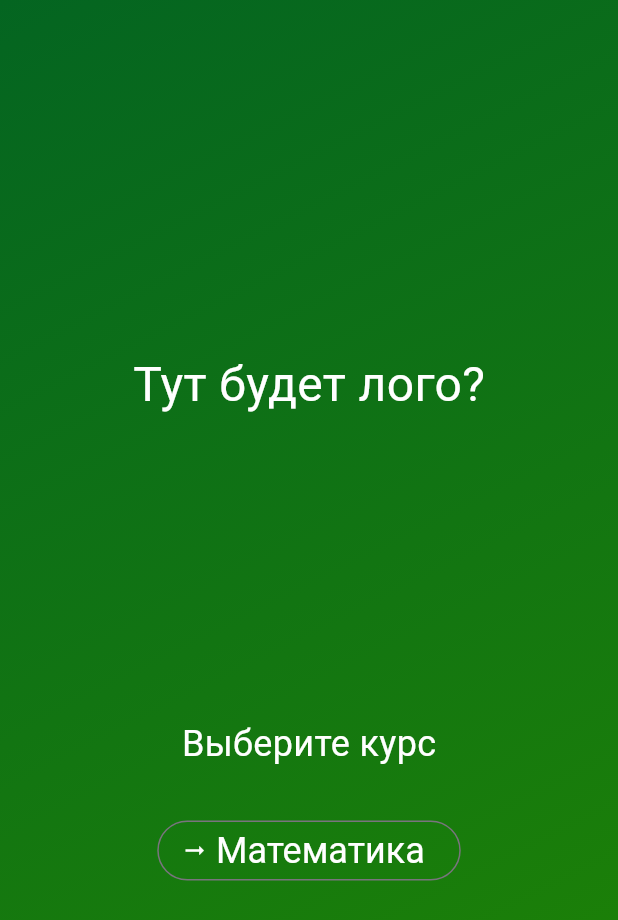
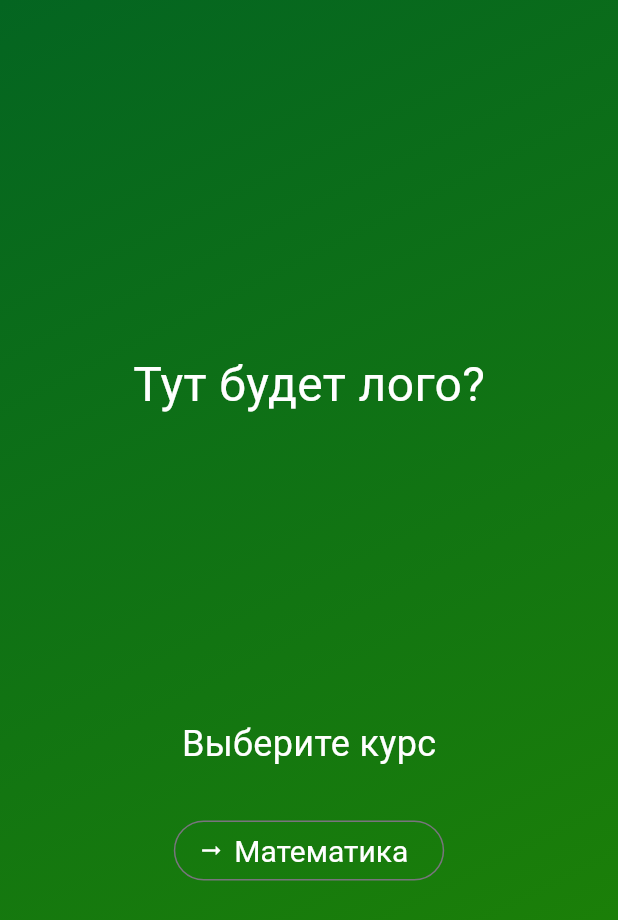
Before and after one commit to YurauMaksim/math_app, a Flutter app: the screen it shows after launch, on a phone screen of 412 x 824 dp. Shown: the top 920 px of the screen. Run offline on Flutter 3.47's test engine with Material 3 defaults, Android fonts, the phone set to English and light mode, and no system bars.

Commit message:
Divide several parts of codes into different classes

```diff
--- a/lib/data/grades.dart
+++ b/lib/data/grades_data.dart
@@ -1,4 +1,9 @@
 const grades = [
+  '2 класс',
+  '3 класс',
+  '4 класс',
+  '5 класс',
+  '6 класс',
   '7 класс',
   '8 класс',
   '9 класс',
--- /dev/null
+++ b/lib/data/subjects_data.dart
@@ -0,0 +1 @@
+const subjects = ['Математика'];
--- a/lib/main.dart
+++ b/lib/main.dart
@@ -1,6 +1,7 @@
 import 'package:flutter/material.dart';
-import 'package:math_app/screens/math.dart';
+import 'package:math_app/screens/start_screen.dart';
+import 'package:math_app/views/scaffold_app.dart';
 
 void main() {
-  runApp(const Math());
+  runApp(const ScaffoldApp(screenWidget: StartScreen()));
 }
--- a/lib/screens/math.dart
+++ b/lib/screens/math.dart
@@ -1,45 +1,45 @@
-import 'package:flutter/material.dart';
-import 'package:math_app/screens/grades_choosing_screen.dart';
-import 'package:math_app/screens/start_screen.dart';
+// import 'package:flutter/material.dart';
+// import 'package:math_app/screens/grades_choosing_screen.dart';
+// import 'package:math_app/screens/start_screen.dart';
 
-class Math extends StatefulWidget {
-  const Math({super.key});
+// class Math extends StatefulWidget {
+//   const Math({super.key});
 
-  @override
-  State<Math> createState() {
-    return _MathState();
-  }
-}
+//   @override
+//   State<Math> createState() {
+//     return _MathState();
+//   }
+// }
 
-class _MathState extends State<Math> {
-  var activeScreen = 'start-screen';
+// class _MathState extends State<Math> {
+//   var activeScreen = 'start-screen';
 
-  void switchScreen() {
-    setState(() {
-      activeScreen = 'grades-choosing';
-    });
-  }
+//   void switchScreen() {
+//     setState(() {
+//       activeScreen = 'grades-choosing';
+//     });
+//   }
 
-  @override
-  Widget build(BuildContext context) {
-    Widget screenWidget = StartScreen(switchScreen);
+//   @override
+//   Widget build(BuildContext context) {
+//     Widget screenWidget = StartScreen(switchScreen);
 
-    if (activeScreen == 'grades-choosing') {
-      screenWidget = const GradesChoosingScreen();
-    }
+//     if (activeScreen == 'grades-choosing') {
+//       screenWidget = const GradesChoosingScreen();
+//     }
 
-    return MaterialApp(
-      home: Scaffold(
-        body: Container(
-          decoration: const BoxDecoration(
-            gradient: LinearGradient(colors: [
-              Color.fromARGB(255, 4, 101, 33),
-              Color.fromARGB(255, 33, 134, 2),
-            ], begin: Alignment.topLeft, end: Alignment.bottomRight),
-          ),
-          child: screenWidget,
-        ),
-      ),
-    );
-  }
-}
+//     return MaterialApp(
+//       home: Scaffold(
+//         body: Container(
+//           decoration: const BoxDecoration(
+//             gradient: LinearGradient(colors: [
+//               Color.fromARGB(255, 4, 101, 33),
+//               Color.fromARGB(255, 33, 134, 2),
+//             ], begin: Alignment.topLeft, end: Alignment.bottomRight),
+//           ),
+//           child: screenWidget,
+//         ),
+//       ),
+//     );
+//   }
+// }
--- a/lib/screens/start_screen.dart
+++ b/lib/screens/start_screen.dart
@@ -1,10 +1,15 @@
 import 'package:flutter/material.dart';
+import 'package:math_app/data/subjects_data.dart';
+import 'package:math_app/screens/grades_choosing_screen.dart';
+import 'package:math_app/views/choose_button_icon.dart';
 
 class StartScreen extends StatelessWidget {
-  const StartScreen(this.gradesChoosing, {super.key});
-  final void Function() gradesChoosing;
+  const StartScreen({super.key});
+
   @override
   Widget build(BuildContext context) {
+    const subjectName = subjects;
+
     return Center(
       child: Column(
         mainAxisSize: MainAxisSize.min,
@@ -23,13 +28,9 @@ class StartScreen extends StatelessWidget {
           const SizedBox(
             height: 30,
           ),
-          OutlinedButton.icon(
-              onPressed: gradesChoosing,
-              style: OutlinedButton.styleFrom(
-                  foregroundColor: Colors.white,
-                  textStyle: const TextStyle(fontSize: 24)),
-              icon: const Icon(Icons.arrow_right_alt_sharp),
-              label: const Text('Математика')),
+          ...subjectName.map((subject) {
+            return ChooseButtonIcon(name: subject, onTap: () {});
+          }),
         ],
       ),
     );
--- /dev/null
+++ b/lib/views/choose_button_icon.dart
@@ -0,0 +1,19 @@
+import 'package:flutter/material.dart';
+
+class ChooseButtonIcon extends StatelessWidget {
+  const ChooseButtonIcon({super.key, required this.name, required this.onTap});
+
+  final String name;
+  final void Function() onTap;
+
+  @override
+  Widget build(BuildContext context) {
+    return OutlinedButton.icon(
+        onPressed: onTap,
+        style: OutlinedButton.styleFrom(
+            foregroundColor: Colors.white,
+            textStyle: const TextStyle(fontSize: 20, color: Colors.white)),
+        icon: const Icon(Icons.arrow_right_alt_outlined),
+        label: Text(name));
+  }
+}
--- /dev/null
+++ b/lib/views/scaffold_app.dart
@@ -0,0 +1,24 @@
+import 'package:flutter/material.dart';
+
+class ScaffoldApp extends StatelessWidget {
+  const ScaffoldApp({super.key, required this.screenWidget});
+
+  final Widget screenWidget;
+
+  @override
+  Widget build(BuildContext context) {
+    return MaterialApp(
+      home: Scaffold(
+        body: Container(
+          decoration: const BoxDecoration(
+            gradient: LinearGradient(colors: [
+              Color.fromARGB(255, 4, 101, 33),
+              Color.fromARGB(255, 33, 134, 2),
+            ], begin: Alignment.topLeft, end: Alignment.bottomRight),
+          ),
+          child: screenWidget,
+        ),
+      ),
+    );
+  }
+}
```
Also changed, not shown: lib/data/math_grades.dart (added, +10 -0 lines), lib/models/grade.dart (added, +12 -0 lines), lib/screens/grades_choosing_screen.dart (+7 -9 lines), lib/views/back_button_icon.dart (added, +17 -0 lines).
